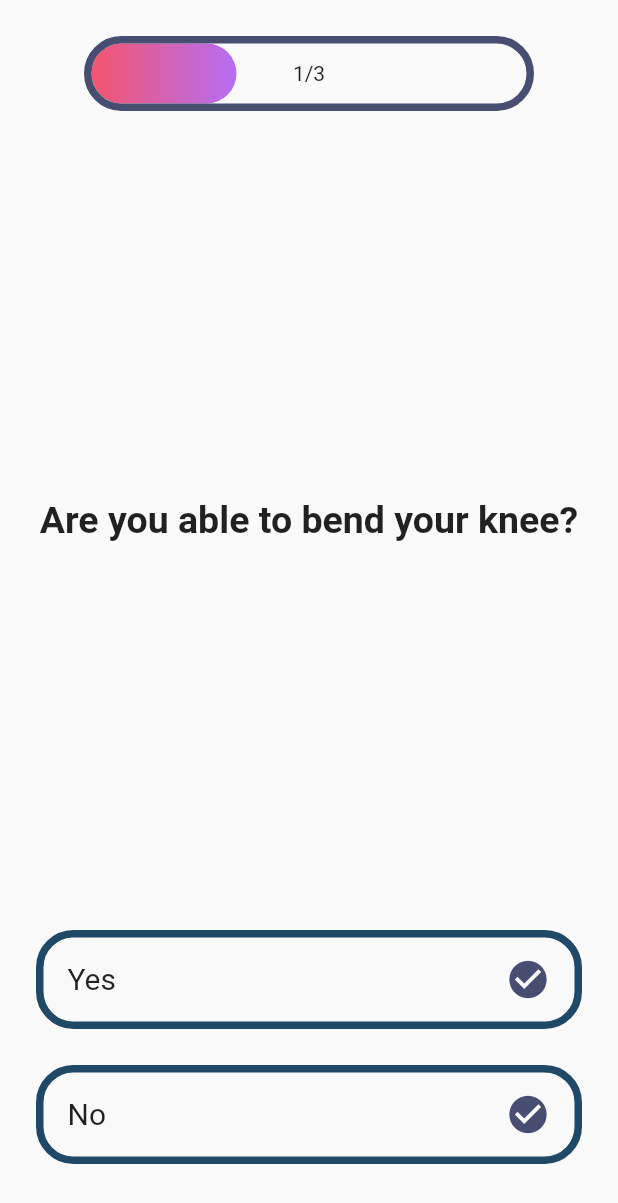
After one commit to prafgup/treatment_checkup_app, a Flutter app: the GameScreen screen opened directly, after a tap on "Low", on a phone screen of 412 x 824 dp. The commit adds this screen. Shown: the top 1203 px of the screen. Run offline on Flutter 3.47's test engine with Material 2 defaults, Android fonts, the phone set to English and light mode, and no system bars; our stand-ins replace auto_size_text, cached_network_image, expandable, file_picker, firebase_auth, firebase_storage and 14 more; missing offline and left inert: barcode_scan, flutter_cupertino_date_picker, google_map_location_picker, menu_button, slide_popup_dialog, some_calendar; accounts and stored records are empty.

Commit message:
Questionnaire Integrated no visible bugs, theme of
Quiz added after next button of activity_timer.dart

```diff
--- /dev/null
+++ b/lib/configs/app_colors.dart
@@ -0,0 +1,11 @@
+import 'dart:ui';
+
+class AppColors {
+  static const darkSlateGray = const Color(0xff252c4a);
+  static const darkSlateBlue = const Color(0xff484e71);
+  static const darkSlateGrayBorder = const Color(0xff204968);
+  static const dodgerBlue = const Color(0xff2a85e3);
+  static const tomato = const Color(0xfff4556d);
+  static const purple = const Color(0xffb66ef6);
+  static const green = const Color(0xff18da72);
+}
--- /dev/null
+++ b/lib/models/question.dart
@@ -0,0 +1,29 @@
+import 'package:html_unescape/html_unescape.dart';
+import 'package:meta/meta.dart';
+
+class Question {
+  final String category;
+  final String question;
+  final List<String> options;
+
+  Question({
+    @required this.category,
+    @required this.question,
+    @required this.options,
+  });
+
+  factory Question.fromJson(Map<String, dynamic> json) => Question(
+    category: json['category'],
+    question: HtmlUnescape().convert(json['question']),
+    options: List<String>.from(json['options'].map((x) => x)),
+  );
+
+  Map<String, dynamic> toJson() => {
+    'category': category,
+    'question': question,
+    'options': List<dynamic>.from(options.map((x) => x)),
+  };
+
+  @override
+  String toString() => toJson().toString();
+}
--- a/lib/screens/ExerciseScreens/activity_timer.dart
+++ b/lib/screens/ExerciseScreens/activity_timer.dart
@@ -2,6 +2,8 @@ import 'package:flutter/material.dart';
 import 'package:flutter/material.dart' as prefix0;
 import 'package:flutter_tts/flutter_tts.dart';
 import 'package:treatment_checkup_app/models/exercise.dart';
+import 'package:treatment_checkup_app/widgets/game_screen/game_screen.dart';
+
 import 'video_player.dart';
 import 'package:percent_indicator/circular_percent_indicator.dart';
 
@@ -207,7 +209,16 @@ class Portrait extends StatelessWidget {
                       size: 35.0,
                     ),
                   ),
-                  Container(
+                  GestureDetector(
+                    onTap: (){
+                      Navigator.push(
+                        context,
+                        MaterialPageRoute(builder: (_) {
+                          return GameScreen();
+                        }),
+                      );
+                    },
+                    child: Container(
                       width: size.width - 130.0,
                       height: 55.0,
                       decoration: BoxDecoration(
@@ -221,6 +232,7 @@ class Portrait extends StatelessWidget {
                             color: Color.fromRGBO(82, 126, 255, 1.0),
                             fontSize: 18.0,
                             fontWeight: FontWeight.w900,
+                          ),
                         ),
                       ),
                     ),
--- a/lib/screens/ExerciseScreens/weekly_layout.dart
+++ b/lib/screens/ExerciseScreens/weekly_layout.dart
@@ -1,7 +1,7 @@
 import 'package:flutter/material.dart';
 import 'package:flutter_svg/svg.dart';
 import 'package:treatment_checkup_app/constants.dart';
-import 'file:///C:/Users/ankit/Desktop/DEP/New%20folder/treatment_checkup_app/lib/screens/ExerciseScreens/daily_layout.dart';
+import 'package:treatment_checkup_app/screens/ExerciseScreens/daily_layout.dart';
 import 'package:treatment_checkup_app/widgets/bottom_nav_bar.dart';
 import 'package:treatment_checkup_app/widgets/search_bar.dart';
 import 'package:treatment_checkup_app/widgets/session_card.dart';
--- /dev/null
+++ b/lib/services/quiz_service.dart
@@ -0,0 +1,25 @@
+import 'dart:convert';
+
+import 'package:http/http.dart' as http;
+import 'package:treatment_checkup_app/models/question.dart';
+
+import 'dart:developer';
+
+class QuizService {
+  static const _baseEndpoint = 'https://opentdb.com/api.php';
+
+  Future<List<Question>> getQuestions(int count) async {
+    try {
+        final jsonStringLocal = json.decode('{"response_code":0,"results": [{"category": "Operation X","question": "Do You Have Swelling in Your Knee?","options": ["Low", "High", "Medium"]},{"category": "Operation Y","question": "Are you able to bend your knee?","options": ["Yes", "No"]},{"category": "Operation X","question": "Able to perform all exercises as prescribed?","options": ["Opt-1", "Opt-2", "Opt-3", "Opt-4", "Opt-5"]}]}');
+        final List<dynamic> questionAsJsonListLocal = jsonStringLocal['results'];
+        if(questionAsJsonListLocal!=null) {
+          final List<Question> questions = questionAsJsonListLocal.map((e) => Question.fromJson(e)).toList();
+          return questions;
+        }
+    } catch (error) {
+      print('An error occurred: $error');
+    }
+
+    return null;
+  }
+}
--- /dev/null
+++ b/lib/widgets/common/button.dart
@@ -0,0 +1,32 @@
+import 'package:flutter/material.dart';
+import 'package:treatment_checkup_app/configs/app_colors.dart';
+// TODO: Understand This File
+class Button extends StatelessWidget {
+  final String buttonLabel;
+  final Function onPressed;
+
+  Button({@required this.buttonLabel, @required this.onPressed});
+
+  @override
+  Widget build(BuildContext context) {
+    return ButtonTheme(
+      minWidth: 120,
+      height: 60,
+      child: RaisedButton(
+        shape: RoundedRectangleBorder(
+          borderRadius: BorderRadius.circular(30.0),
+        ),
+        color: Theme.of(context).accentColor,
+        disabledColor: AppColors.darkSlateBlue,
+        child: Text(
+          buttonLabel,
+          style: TextStyle(
+            fontWeight: FontWeight.w900,
+            fontSize: 20,
+          ),
+        ),
+        onPressed: onPressed,
+      ),
+    );
+  }
+}
--- /dev/null
+++ b/lib/widgets/game_screen/answer_card.dart
@@ -0,0 +1,26 @@
+import 'package:flutter/material.dart';
+import 'package:treatment_checkup_app/configs/app_colors.dart';
+import 'package:treatment_checkup_app/widgets/game_screen/base_card.dart';
+// TODO: Understand This Module
+class AnswerCard extends StatelessWidget {
+  final bool isSelected;
+  final Function onTap;
+  final String titleLabel;
+
+  const AnswerCard({
+    @required this.titleLabel,
+    @required this.isSelected,
+    @required this.onTap,
+  });
+
+  @override
+  Widget build(BuildContext context) {
+    return BaseCard(
+      titleLabel: titleLabel,
+      borderColor: AppColors.darkSlateGrayBorder,
+      icon: Icons.check_circle,
+      iconColor: isSelected ? AppColors.dodgerBlue : AppColors.darkSlateBlue,
+      onTap: onTap,
+    );
+  }
+}
--- /dev/null
+++ b/lib/widgets/game_screen/base_card.dart
@@ -0,0 +1,42 @@
+import 'package:flutter/material.dart';
+
+class BaseCard extends StatelessWidget {
+  final String titleLabel;
+  final Color borderColor;
+  final IconData icon;
+  final Color iconColor;
+  final Function onTap;
+
+  const BaseCard({
+    @required this.titleLabel,
+    @required this.borderColor,
+    @required this.icon,
+    @required this.iconColor,
+    this.onTap,
+  });
+
+  @override
+  Widget build(BuildContext context) {
+    return Container(
+      decoration: BoxDecoration(
+        borderRadius: BorderRadius.circular(25),
+        border: Border.all(
+          width: 5,
+          color: borderColor,
+        ),
+      ),
+      child: ListTile(
+        leading: Text(
+          titleLabel,
+          style: TextStyle(fontSize: 20),
+        ),
+        trailing: Icon(
+          icon,
+          color: iconColor,
+          size: 30,
+        ),
+        onTap: onTap,
+      ),
+    );
+  }
+}
--- /dev/null
+++ b/lib/widgets/game_screen/game_screen.dart
@@ -0,0 +1,71 @@
+import 'package:flutter/material.dart';
+import 'package:treatment_checkup_app/configs/app_colors.dart';
+import 'package:treatment_checkup_app/widgets/game_screen/quiz.dart';
+
+import 'package:treatment_checkup_app/models/question.dart';
+import 'package:treatment_checkup_app/services/quiz_service.dart';
+
+class GameScreen extends StatefulWidget {
+  @override
+  _GameScreenState createState() => _GameScreenState();
+}
+
+class _GameScreenState extends State<GameScreen> {
+  bool isLoading;
+  List<Question> questions;
+  static const numberOfQuestions = 3;
+
+  @override
+  void initState() {
+    super.initState();
+
+    getQuestions();
+  }
+
+  void getQuestions() async {
+    setState(() {
+      isLoading = true;
+    });
+
+    questions = await QuizService().getQuestions(numberOfQuestions);
+
+    if (questions == null) {
+      showDialog(
+        context: context,
+        builder: (context) => AlertDialog(
+          title: Text('Ooops!'),
+          content: Text('Something went wrong.'),
+          actions: <Widget>[
+            FlatButton(
+              child: Text('Try again'),
+              onPressed: () {
+                Navigator.pop(context);
+                getQuestions();
+              },
+            ),
+          ],
+          backgroundColor: AppColors.dodgerBlue,
+        ),
+      );
+    } else {
+      setState(() {
+        isLoading = false;
+      });
+    }
+  }
+
+  @override
+  Widget build(BuildContext context) {
+    return Scaffold(
+      body: SafeArea(
+        child: isLoading
+            ? Center(
+          child: CircularProgressIndicator(),
+        )
+            : Quiz(
+          questions: questions,
+        ),
+      ),
+    );
+  }
+}
--- /dev/null
+++ b/lib/widgets/game_screen/progress_bar.dart
@@ -0,0 +1,65 @@
+import 'package:flutter/material.dart';
+import 'package:treatment_checkup_app/configs/app_colors.dart';
+
+class ProgressBar extends StatelessWidget {
+  static const _totalHeight = 50.0;
+  static const _circularBorderRadius = 40.0;
+  static const _borderWidth = 5.0;
+  static const _fillContainerMargin = 5.0;
+
+  final double width;
+  final int numberOfAnsweredQuestions;
+  final int totalNumberOfQuestions;
+
+  const ProgressBar({
+    this.width = 300,
+    @required this.numberOfAnsweredQuestions,
+    @required this.totalNumberOfQuestions,
+  });
+
+  @override
+  Widget build(BuildContext context) {
+    final outlineContainerHeight = _totalHeight;
+    final outlineContainerWidth = width;
+    final fillContainerHeight = outlineContainerHeight - 2 * _fillContainerMargin;
+    final totalFillContainerWidth = outlineContainerWidth - 2 * _fillContainerMargin;
+    final fillContainerWidth = totalFillContainerWidth * (numberOfAnsweredQuestions / totalNumberOfQuestions);
+
+    return Stack(
+      children: <Widget>[
+        Container(
+          height: fillContainerHeight,
+          width: fillContainerWidth,
+          margin: EdgeInsets.all(_fillContainerMargin),
+          decoration: BoxDecoration(
+            borderRadius: BorderRadius.circular(_circularBorderRadius),
+            gradient: LinearGradient(
+              colors: [
+                AppColors.tomato,
+                AppColors.purple,
+              ],
+            ),
+          ),
+        ),
+        Container(
+          height: outlineContainerHeight,
+          width: outlineContainerWidth,
+          decoration: BoxDecoration(
+            borderRadius: BorderRadius.circular(_circularBorderRadius),
+            border: Border.all(
+              width: _borderWidth,
+              color: AppColors.darkSlateBlue,
+            ),
+          ),
+        ),
+        Container(
+          height: outlineContainerHeight,
+          width: outlineContainerWidth,
+          child: Center(
+            child: Text('$numberOfAnsweredQuestions/$totalNumberOfQuestions'),
+          ),
+        ),
+      ],
+    );
+  }
+}
--- /dev/null
+++ b/lib/widgets/game_screen/quiz.dart
@@ -0,0 +1,133 @@
+import 'package:flutter/material.dart';
+import 'package:treatment_checkup_app/models/question.dart';
+import 'package:treatment_checkup_app/widgets/common/button.dart';
+import 'package:treatment_checkup_app/widgets/game_screen/answer_card.dart';
+import 'package:treatment_checkup_app/widgets/game_screen/progress_bar.dart';
+import 'package:treatment_checkup_app/widgets/game_screen/result_card.dart';
+import 'package:treatment_checkup_app/widgets/result_screen/result_screen.dart';
+
+class Quiz extends StatefulWidget {
+  final List<Question> questions;
+
+  Quiz({@required this.questions});
+
+  @override
+  _QuizState createState() => _QuizState();
+}
+
+class _QuizState extends State<Quiz> {
+  static const delayDuration = 1;
+
+  int questionIndex = 0;
+  String questionText;
+  String selectedAnswer;
+  bool isDelayActive = false;
+  int numberOfCorrectAnswers = 0;
+  List<Widget> optionList;
+
+  int get numberOfQuestions => widget.questions.length;
+
+  @override
+  void initState() {
+    super.initState();
+
+    questionText = widget.questions[questionIndex].question;
+    updateOptions();
+  }
+
+  void updateQuiz() async {
+    if (selectedAnswer == null) {
+      return;
+    }
+
+    // String correctAnswer = widget.questions[questionIndex].correctAnswer;
+
+    setState(() {
+      isDelayActive = true;
+      updateOptions();
+      questionIndex++;
+    });
+
+    await Future.delayed(Duration(seconds: delayDuration));
+
+    if (questionIndex < widget.questions.length) {
+      setState(() {
+        questionText = widget.questions[questionIndex].question;
+        selectedAnswer = null;
+        isDelayActive = false;
+        updateOptions();
+      });
+    } else {
+      Navigator.push(
+        context,
+        MaterialPageRoute(
+          builder: (context) => ResultScreen(
+            numberOfCorrectAnswers: numberOfCorrectAnswers,
+            numberOfQuestions: numberOfQuestions,
+          ),
+        ),
+      );
+    }
+  }
+
+  @override
+  Widget build(BuildContext context) {
+    return Scaffold(
+      body: SafeArea(
+        child: Padding(
+          padding: const EdgeInsets.all(24.0),
+          child: Column(
+            mainAxisAlignment: MainAxisAlignment.spaceBetween,
+            children: <Widget>[
+              Center(
+                child: ProgressBar(
+                  numberOfAnsweredQuestions: questionIndex,
+                  totalNumberOfQuestions: numberOfQuestions,
+                ),
+              ),
+              Text(
+                questionText,
+                textAlign: TextAlign.center,
+                style: TextStyle(
+                  fontSize: 25,
+                  fontWeight: FontWeight.w700,
+                ),
+              ),
+              Column(
+                children: optionList
+              )
+            ],
+          ),
+        ),
+      ),
+    );
+  }
+
+  void updateOptions() {
+    optionList = new List<Widget>();
+    List<String> optionsQuestions = widget.questions[questionIndex].options;
+    for(var i=0; i<optionsQuestions.length; ++i){
+      if(isDelayActive){
+        optionList.add(new ResultCard(titleLabel: optionsQuestions[i],
+            isCorrect: selectedAnswer!=null && selectedAnswer.toLowerCase()==optionsQuestions[i].toLowerCase()));
+      } else {
+        optionList.add(new AnswerCard(titleLabel: optionsQuestions[i],
+            isSelected: selectedAnswer!=null && selectedAnswer.toLowerCase()==optionsQuestions[i].toLowerCase(),
+            onTap: () {
+              selectedAnswer=optionsQuestions[i];
+              updateQuiz();
+            }
+        ));
+      }
+      optionList.add(new SizedBox(
+        height:24,
+      ));
+    }
+  }
+
+  void setSelectedAnswer(String text) {
+    setState(() {
+      selectedAnswer = text;
+    });
+  }
+}
--- /dev/null
+++ b/lib/widgets/game_screen/result_card.dart
@@ -0,0 +1,23 @@
+import 'package:flutter/material.dart';
+import 'package:treatment_checkup_app/configs/app_colors.dart';
+import 'package:treatment_checkup_app/widgets/game_screen/base_card.dart';
+
+class ResultCard extends StatelessWidget {
+  final bool isCorrect;
+  final String titleLabel;
+
+  const ResultCard({
+    @required this.titleLabel,
+    @required this.isCorrect,
+  });
+
+  @override
+  Widget build(BuildContext context) {
+    return BaseCard(
+      titleLabel: titleLabel,
+      borderColor: isCorrect ? AppColors.green : AppColors.darkSlateBlue,
+      iconColor: isCorrect ? AppColors.green : AppColors.darkSlateBlue,
+      icon: isCorrect ? Icons.check : Icons.check_circle,
+    );
+  }
+}
--- /dev/null
+++ b/lib/widgets/result_screen/result_screen.dart
@@ -0,0 +1,73 @@
+import 'package:flutter/material.dart';
+import 'package:treatment_checkup_app/configs/app_colors.dart';
+import 'package:treatment_checkup_app/widgets/common/button.dart';
+import 'package:treatment_checkup_app/widgets/game_screen/game_screen.dart';
+
+class ResultScreen extends StatelessWidget {
+  final int numberOfQuestions;
+  final int numberOfCorrectAnswers;
+
+  ResultScreen({@required this.numberOfCorrectAnswers, @required this.numberOfQuestions});
+
+  @override
+  Widget build(BuildContext context) {
+    return Scaffold(
+      backgroundColor: Theme.of(context).primaryColor,
+      body: SafeArea(
+        child: Column(
+          children: <Widget>[
+            Expanded(
+              flex: 6,
+              child: Card(
+                margin: EdgeInsets.all(20),
+                color: AppColors.green,
+                shape: RoundedRectangleBorder(
+                  borderRadius: BorderRadius.circular(30),
+                ),
+                elevation: 15,
+                child: Column(
+                  mainAxisAlignment: MainAxisAlignment.center,
+                  children: <Widget>[
+                    Center(
+                      child: Text(
+                        'Completed',
+                        style: TextStyle(fontSize: 40, fontWeight: FontWeight.w900),
+                      ),
+                    ),
+                    Text(
+                      'No Signs of Trouble',
+                      style: TextStyle(fontSize: 30),
+                    ),
+                  ],
+                ),
+              ),
+            ),
+            Expanded(
+              flex: 3,
+              child: Row(
+                mainAxisAlignment: MainAxisAlignment.spaceEvenly,
+                children: <Widget>[
+                  Button(
+                      buttonLabel: 'Main Menu',
+                      onPressed: () {
+                        Navigator.of(context).popUntil((route) => route.isFirst);
+                      }),
+                  Button(
+                      buttonLabel: 'Assess Again',
+                      onPressed: () {
+                        Navigator.push(
+                          context,
+                          MaterialPageRoute(
+                            builder: (context) => GameScreen(),
+                          ),
+                        );
+                      }),
+                ],
+              ),
+            ),
+          ],
+        ),
+      ),
+    );
+  }
+}
--- a/pubspec.yaml
+++ b/pubspec.yaml
@@ -38,6 +38,8 @@ dependencies:
   flutter_svg: ^0.19.0
   youtube_player_flutter: ^7.0.0+7
   flutter_tts: ^2.1.0
+  page_transition: "^1.1.7+6"
+  html_unescape: ^1.0.1+3
 
 dependency_overrides:
   flutter_svg: ^0.18.1
```
Also changed, not shown: pubspec.lock. Lines whose indentation alone changed are shown as unchanged.
